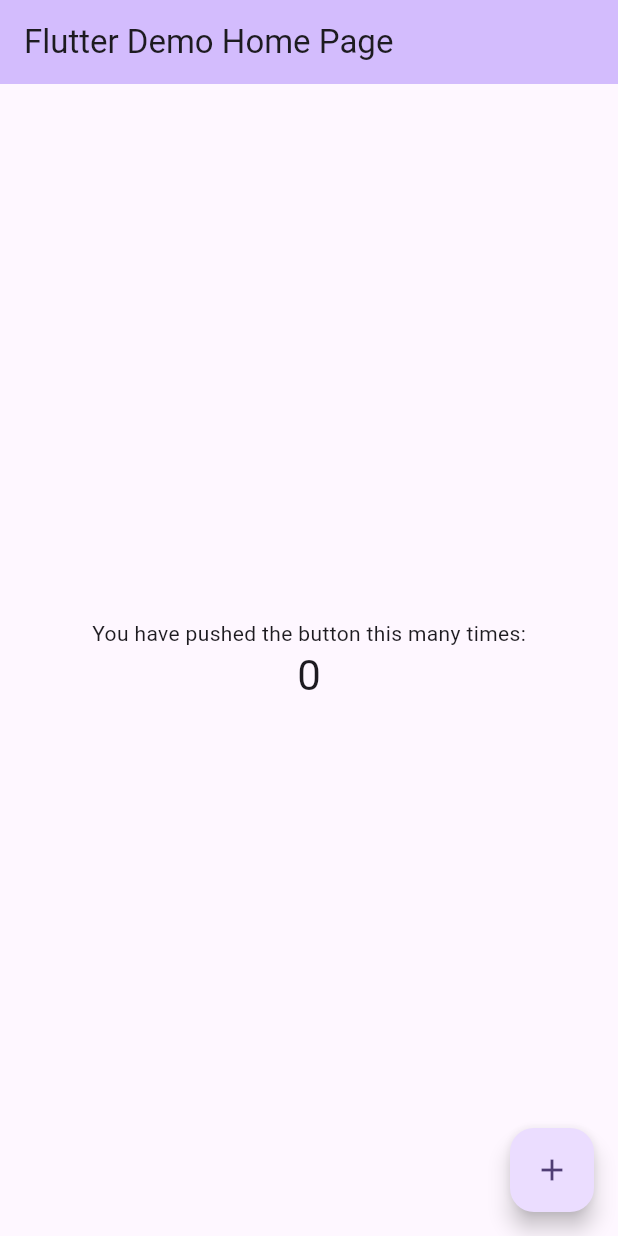
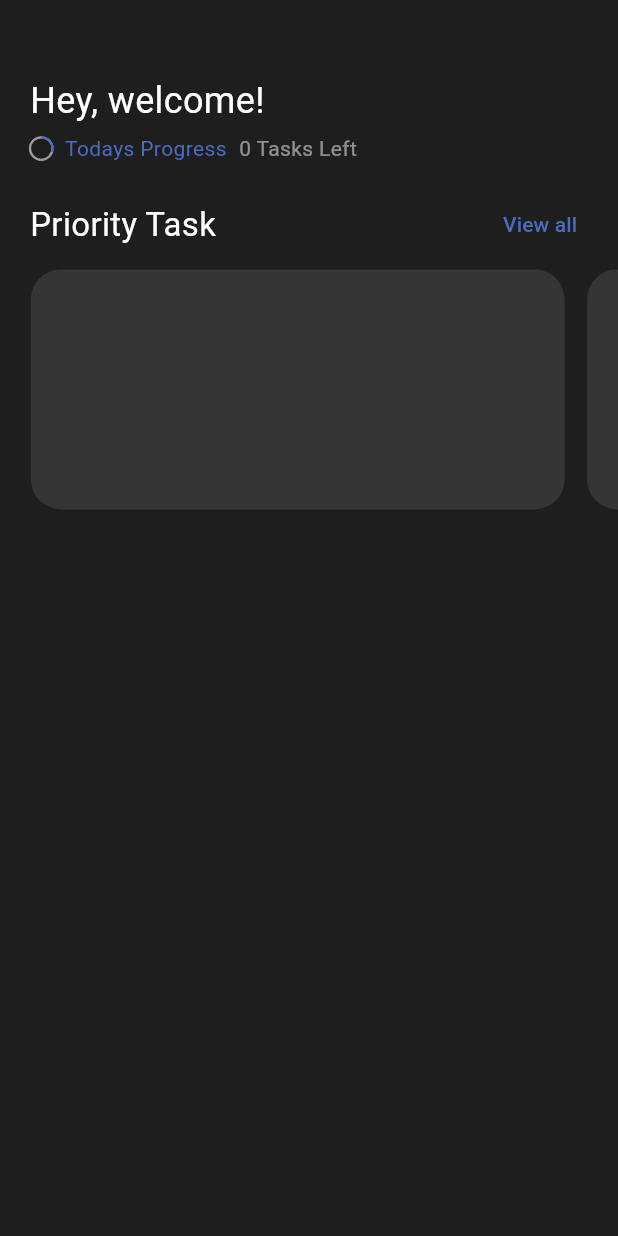
Before and after one commit to MuhammadHasan-Git/DoBits, a Flutter app: the screen it shows after launch, on a phone screen of 412 x 824 dp. Run offline on Flutter 3.47's test engine with Material 3 defaults, Android fonts, the phone set to English and light mode, and no system bars; our stand-ins replace get.

Commit message:
create home page and create priority task widget.

```diff
--- /dev/null
+++ b/lib/controller/controller.dart
@@ -0,0 +1,6 @@
+import 'package:flutter/material.dart';
+import 'package:get/get.dart';
+
+class HomeController extends GetxController {
+  final PageController pageController = PageController(viewportFraction: 0.9);
+}
--- a/lib/main.dart
+++ b/lib/main.dart
@@ -1,125 +1,19 @@
 import 'package:flutter/material.dart';
+import 'package:flutter/services.dart';
+import 'package:get/get_navigation/src/root/get_material_app.dart';
+import 'package:todo_app/utils/colors.dart';
+import 'package:todo_app/view/home_page.dart';
 
 void main() {
-  runApp(const MyApp());
+  SystemChrome.setSystemUIOverlayStyle(
+    const SystemUiOverlayStyle(
+      systemNavigationBarColor: Colors.transparent,
+      statusBarColor: Colors.transparent,
+    ),
+  );
+  runApp(GetMaterialApp(
+    theme: ThemeData(scaffoldBackgroundColor: black),
+    debugShowCheckedModeBanner: false,
+    home: const HomePage(),
+  ));
 }
-
-class MyApp extends StatelessWidget {
-  const MyApp({super.key});
-
-  // This widget is the root of your application.
-  @override
-  Widget build(BuildContext context) {
-    return MaterialApp(
-      title: 'Flutter Demo',
-      theme: ThemeData(
-        // This is the theme of your application.
-        //
-        // TRY THIS: Try running your application with "flutter run". You'll see
-        // the application has a purple toolbar. Then, without quitting the app,
-        // try changing the seedColor in the colorScheme below to Colors.green
-        // and then invoke "hot reload" (save your changes or press the "hot
-        // reload" button in a Flutter-supported IDE, or press "r" if you used
-        // the command line to start the app).
-        //
-        // Notice that the counter didn't reset back to zero; the application
-        // state is not lost during the reload. To reset the state, use hot
-        // restart instead.
-        //
-        // This works for code too, not just values: Most code changes can be
-        // tested with just a hot reload.
-        colorScheme: ColorScheme.fromSeed(seedColor: Colors.deepPurple),
-        useMaterial3: true,
-      ),
-      home: const MyHomePage(title: 'Flutter Demo Home Page'),
-    );
-  }
-}
-
-class MyHomePage extends StatefulWidget {
-  const MyHomePage({super.key, required this.title});
-
-  // This widget is the home page of your application. It is stateful, meaning
-  // that it has a State object (defined below) that contains fields that affect
-  // how it looks.
-
-  // This class is the configuration for the state. It holds the values (in this
-  // case the title) provided by the parent (in this case the App widget) and
-  // used by the build method of the State. Fields in a Widget subclass are
-  // always marked "final".
-
-  final String title;
-
-  @override
-  State<MyHomePage> createState() => _MyHomePageState();
-}
-
-class _MyHomePageState extends State<MyHomePage> {
-  int _counter = 0;
-
-  void _incrementCounter() {
-    setState(() {
-      // This call to setState tells the Flutter framework that something has
-      // changed in this State, which causes it to rerun the build method below
-      // so that the display can reflect the updated values. If we changed
-      // _counter without calling setState(), then the build method would not be
-      // called again, and so nothing would appear to happen.
-      _counter++;
-    });
-  }
-
-  @override
-  Widget build(BuildContext context) {
-    // This method is rerun every time setState is called, for instance as done
-    // by the _incrementCounter method above.
-    //
-    // The Flutter framework has been optimized to make rerunning build methods
-    // fast, so that you can just rebuild anything that needs updating rather
-    // than having to individually change instances of widgets.
-    return Scaffold(
-      appBar: AppBar(
-        // TRY THIS: Try changing the color here to a specific color (to
-        // Colors.amber, perhaps?) and trigger a hot reload to see the AppBar
-        // change color while the other colors stay the same.
-        backgroundColor: Theme.of(context).colorScheme.inversePrimary,
-        // Here we take the value from the MyHomePage object that was created by
-        // the App.build method, and use it to set our appbar title.
-        title: Text(widget.title),
-      ),
-      body: Center(
-        // Center is a layout widget. It takes a single child and positions it
-        // in the middle of the parent.
-        child: Column(
-          // Column is also a layout widget. It takes a list of children and
-          // arranges them vertically. By default, it sizes itself to fit its
-          // children horizontally, and tries to be as tall as its parent.
-          //
-          // Column has various properties to control how it sizes itself and
-          // how it positions its children. Here we use mainAxisAlignment to
-          // center the children vertically; the main axis here is the vertical
-          // axis because Columns are vertical (the cross axis would be
-          // horizontal).
-          //
-          // TRY THIS: Invoke "debug painting" (choose the "Toggle Debug Paint"
-          // action in the IDE, or press "p" in the console), to see the
-          // wireframe for each widget.
-          mainAxisAlignment: MainAxisAlignment.center,
-          children: <Widget>[
-            const Text(
-              'You have pushed the button this many times:',
-            ),
-            Text(
-              '$_counter',
-              style: Theme.of(context).textTheme.headlineMedium,
-            ),
-          ],
-        ),
-      ),
-      floatingActionButton: FloatingActionButton(
-        onPressed: _incrementCounter,
-        tooltip: 'Increment',
-        child: const Icon(Icons.add),
-      ), // This trailing comma makes auto-formatting nicer for build methods.
-    );
-  }
-}
--- /dev/null
+++ b/lib/utils/colors.dart
@@ -0,0 +1,5 @@
+import 'package:flutter/material.dart';
+
+const black = Color(0xff1E1E1E);
+const white = Color(0xffFFFFFF);
+const blue = Color(0xff4B6DC1);
--- /dev/null
+++ b/lib/utils/extensions.dart
@@ -0,0 +1,28 @@
+import 'package:flutter/material.dart';
+import 'package:get/get.dart';
+
+extension PercentSized on double {
+  double get hp => (Get.height * (this / 100));
+  double get wp => (Get.width * (this / 100));
+}
+
+extension ResponsiveText on double {
+  double get sp => Get.width / 100 * (this / 3);
+}
+
+extension HexColor on Color {
+  /// String is in the format "aabbcc" or "ffaabbcc" with an optional leading "#".
+  static Color fromHex(String hexString) {
+    final buffer = StringBuffer();
+    if (hexString.length == 6 || hexString.length == 7) buffer.write('ff');
+    buffer.write(hexString.replaceFirst('#', ''));
+    return Color(int.parse(buffer.toString(), radix: 16));
+  }
+
+  /// Prefixes a hash sign if [leadingHashSign] is set to `true` (default is `true`).
+  String toHex({bool leadingHashSign = true}) => '${leadingHashSign ? '#' : ''}'
+      '${alpha.toRadixString(16).padLeft(2, '0')}'
+      '${red.toRadixString(16).padLeft(2, '0')}'
+      '${green.toRadixString(16).padLeft(2, '0')}'
+      '${blue.toRadixString(16).padLeft(2, '0')}';
+}
--- /dev/null
+++ b/lib/view/home_page.dart
@@ -0,0 +1,102 @@
+import 'package:flutter/material.dart';
+import 'package:todo_app/utils/colors.dart';
+import 'package:todo_app/utils/extensions.dart';
+import 'package:todo_app/view/widget/priority_task.dart';
+
+class HomePage extends StatelessWidget {
+  const HomePage({super.key});
+
+  @override
+  Widget build(BuildContext context) {
+    return Scaffold(
+      body: Column(
+        children: [
+          Padding(
+            padding: const EdgeInsets.only(
+              top: 50,
+              left: 20,
+              right: 20,
+            ),
+            child: Column(
+              crossAxisAlignment: CrossAxisAlignment.start,
+              children: [
+                const Text(
+                  "Hey, welcome!",
+                  style: TextStyle(
+                    color: white,
+                    fontSize: 24,
+                  ),
+                ),
+                const SizedBox(
+                  height: 5,
+                ),
+                Row(
+                  children: [
+                    const SizedBox(
+                      width: 15,
+                      height: 15,
+                      child: CircularProgressIndicator(
+                        strokeWidth: 1.5,
+                        color: blue,
+                        backgroundColor: Colors.grey,
+                        value: 0.3,
+                      ),
+                    ),
+                    SizedBox(
+                      width: 2.0.wp,
+                    ),
+                    const Text(
+                      "Todays Progress",
+                      style: TextStyle(
+                        fontSize: 14,
+                        color: blue,
+                      ),
+                    ),
+                    SizedBox(
+                      width: 2.0.wp,
+                    ),
+                    Text(
+                      "0 Tasks Left",
+                      style: TextStyle(
+                        fontSize: 14,
+                        color: white.withOpacity(0.5),
+                      ),
+                    )
+                  ],
+                ),
+                SizedBox(
+                  height: 5.0.wp,
+                ),
+                Row(
+                  mainAxisAlignment: MainAxisAlignment.spaceBetween,
+                  children: [
+                    Text(
+                      "Priority Task",
+                      style: TextStyle(
+                        fontSize: 16.0.sp,
+                        color: white,
+                      ),
+                    ),
+                    TextButton(
+                      style: const ButtonStyle(
+                        foregroundColor: MaterialStatePropertyAll(blue),
+                        splashFactory: NoSplash.splashFactory,
+                        overlayColor:
+                            MaterialStatePropertyAll(Colors.transparent),
+                        tapTargetSize: MaterialTapTargetSize.shrinkWrap,
+                        padding: MaterialStatePropertyAll(EdgeInsets.zero),
+                      ),
+                      onPressed: () {},
+                      child: const Text("View all"),
+                    ),
+                  ],
+                ),
+              ],
+            ),
+          ),
+          const PriorityTask(),
+        ],
+      ),
+    );
+  }
+}
--- /dev/null
+++ b/lib/view/widget/priority_task.dart
@@ -0,0 +1,48 @@
+import 'package:flutter/material.dart';
+import 'package:get/get.dart';
+import 'package:todo_app/utils/colors.dart';
+import 'package:todo_app/controller/controller.dart';
+
+class PriorityTask extends StatelessWidget {
+  const PriorityTask({super.key});
+
+  @override
+  Widget build(BuildContext context) {
+    final homeController = Get.put(HomeController());
+    return SizedBox(
+      height: 180,
+      child: PageView.builder(
+        controller: homeController.pageController,
+        itemCount: 4,
+        pageSnapping: true,
+        itemBuilder: (BuildContext context, pagePosition) {
+          return Container(
+            margin: const EdgeInsets.only(right: 15, top: 10, bottom: 10),
+            decoration: BoxDecoration(
+              color: white.withOpacity(0.1),
+              borderRadius: BorderRadius.circular(20),
+            ),
+          );
+        },
+      ),
+    );
+  }
+}
+
+// return SizedBox(
+//       width: double.infinity,
+//       height: 240,
+//       child: PageView.builder(
+//           controller: homeController.pageController,
+//           itemCount: 2,
+//           pageSnapping: true,
+//           itemBuilder: (BuildContext context, pagePosition) {
+//             return Container(
+//               width: Get.width * 0.85,
+//               height: 170,
+//               decoration: BoxDecoration(
+//                 color: white.withOpacity(0.5),
+//               ),
+//             );
+//           }),
+//     );
```
Also changed, not shown: pubspec.yaml (+3 -4 lines), pubspec.lock, 1 other file.
